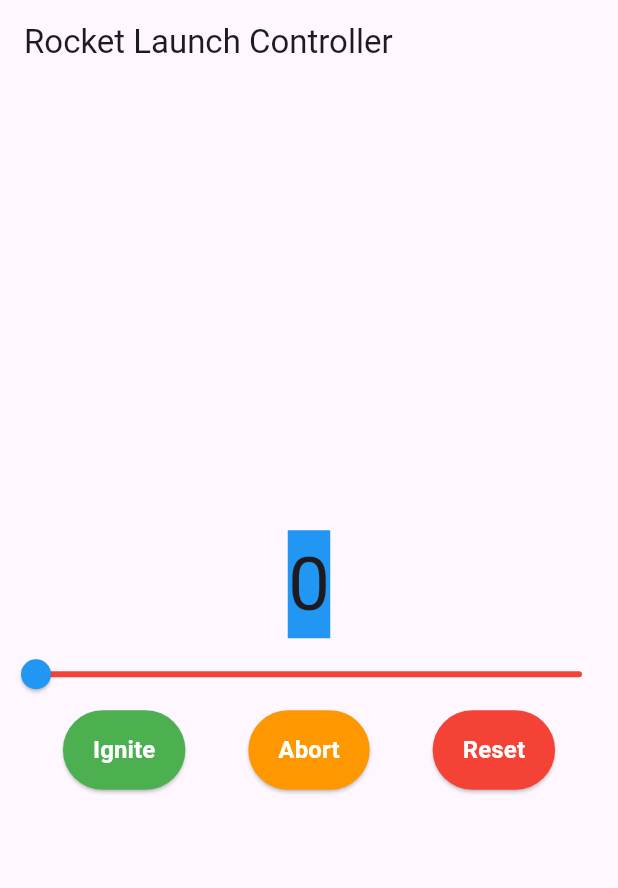
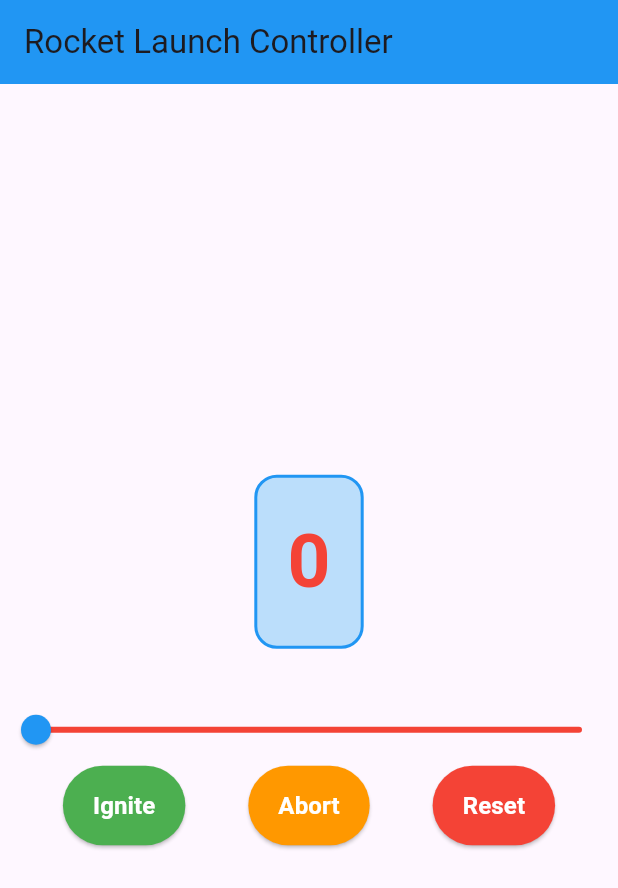
Before and after one commit to NickJohnson06/statefulRocket, a Flutter app: the screen it shows after launch, on a phone screen of 412 x 824 dp. Shown: the top 888 px of the screen. Run offline on Flutter 3.47's test engine with Material 3 defaults, Android fonts, the phone set to English and light mode, and no system bars.

```diff
--- a/lib/main.dart
+++ b/lib/main.dart
@@ -29,6 +29,16 @@ class _CounterWidgetState extends State<CounterWidget> {
   //set counter value
   int _counter = 0;
 
+  Color _getTextColor() {
+    if (_counter == 0) {
+      return Colors.red;
+    } else if (_counter > 50) {
+      return Colors.green;
+    } else {
+      return Colors.orange; // For values between 1 and 50
+    }
+  }
+
   void _incrementCounter() {
     setState((){
       if(_counter < 100){
@@ -57,21 +67,53 @@ class _CounterWidgetState extends State<CounterWidget> {
     return Scaffold(
       appBar: AppBar(
         title: const Text('Rocket Launch Controller'),
+        backgroundColor: Colors.blue,
       ),
-        //set up the widget alignement
       body: Column(
         mainAxisAlignment: MainAxisAlignment.center,
         children: [
+          // Display counter or LIFTOFF message
           Center(
             child: Container(
-              color: Colors.blue,
-              child: Text(
-                //to displays current number
-                '$_counter',
-                style: TextStyle(fontSize: 50.0),
+              padding: EdgeInsets.all(20),
+              decoration: BoxDecoration(
+                color: Colors.blue.shade100,
+                borderRadius: BorderRadius.circular(15),
+                border: Border.all(color: Colors.blue, width: 2),
               ),
+              child: _counter == 100
+                  ? Column(
+                      children: [
+                        Text(
+                          'LIFTOFF! 🚀',
+                          style: TextStyle(
+                            fontSize: 40.0,
+                            fontWeight: FontWeight.bold,
+                            color: Colors.green,
+                          ),
+                        ),
+                        Text(
+                          '$_counter',
+                          style: TextStyle(
+                            fontSize: 30.0,
+                            color: _getTextColor(),
+                          ),
+                        ),
+                      ],
+                    )
+                  : Text(
+                      '$_counter',
+                      style: TextStyle(
+                        fontSize: 50.0,
+                        fontWeight: FontWeight.bold,
+                        color: _getTextColor(),
+                      ),
+                    ),
             ),
           ),
+
+          SizedBox(height: 30),
+
           Slider(
             min: 0,
             max: 100,
```
